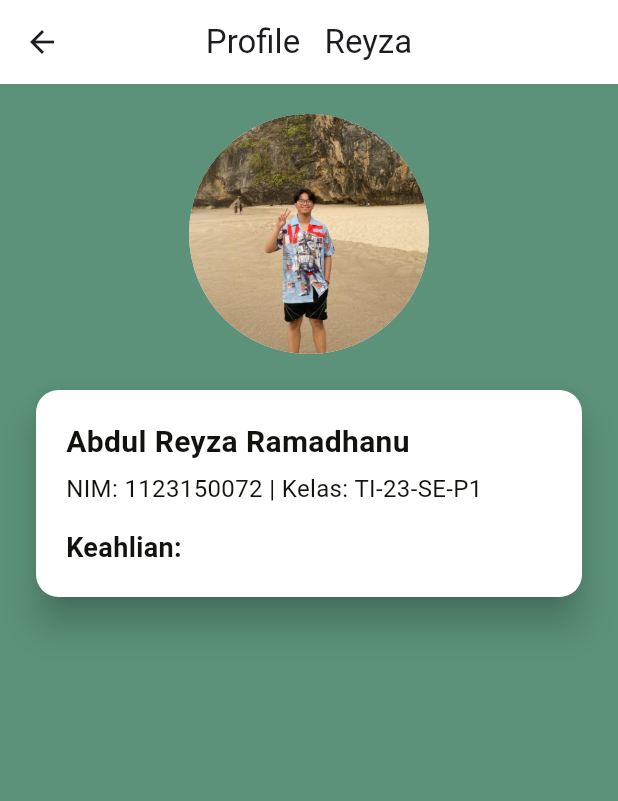
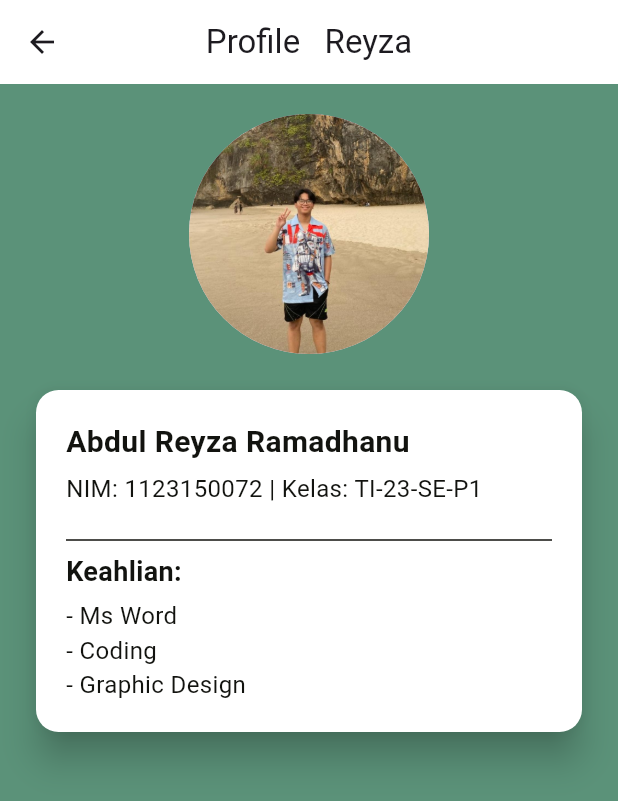
Before and after one commit to AbdulReyza/kelompok_2, a Flutter app: the ProfileReyza screen opened directly, on a phone screen of 412 x 824 dp. Shown: the top 801 px of the screen. Run offline on Flutter 3.47's test engine with Material 3 defaults, Android fonts, the phone set to English and light mode, and no system bars; our stand-ins replace lottie; Roboto replaces fonts that are missing (Pixel).

Commit message:
menambah format keahlian

```diff
--- a/lib/presentation/profile/reyza_profile.dart
+++ b/lib/presentation/profile/reyza_profile.dart
@@ -68,11 +68,20 @@ class _ProfileReyzaState extends State<ProfileReyza> {
                       ),
                     ),
                     SizedBox(height: 15),
+                    Divider(color: Color(0xFF12130F)),
                     Text(
                       'Keahlian:',
                       style: TextStyle(
                         fontSize: 18,
                         fontWeight: FontWeight.bold,
+                        color: Color(0xFF12130F),
+                      ),
+                    ),
+                    SizedBox(height: 5),
+                    Text(
+                      '- Ms Word\n- Coding\n- Graphic Design',
+                      style: TextStyle(
+                        fontSize: 16,
                         color: Color(0xFF12130F),
                       ),
                     ),
```
